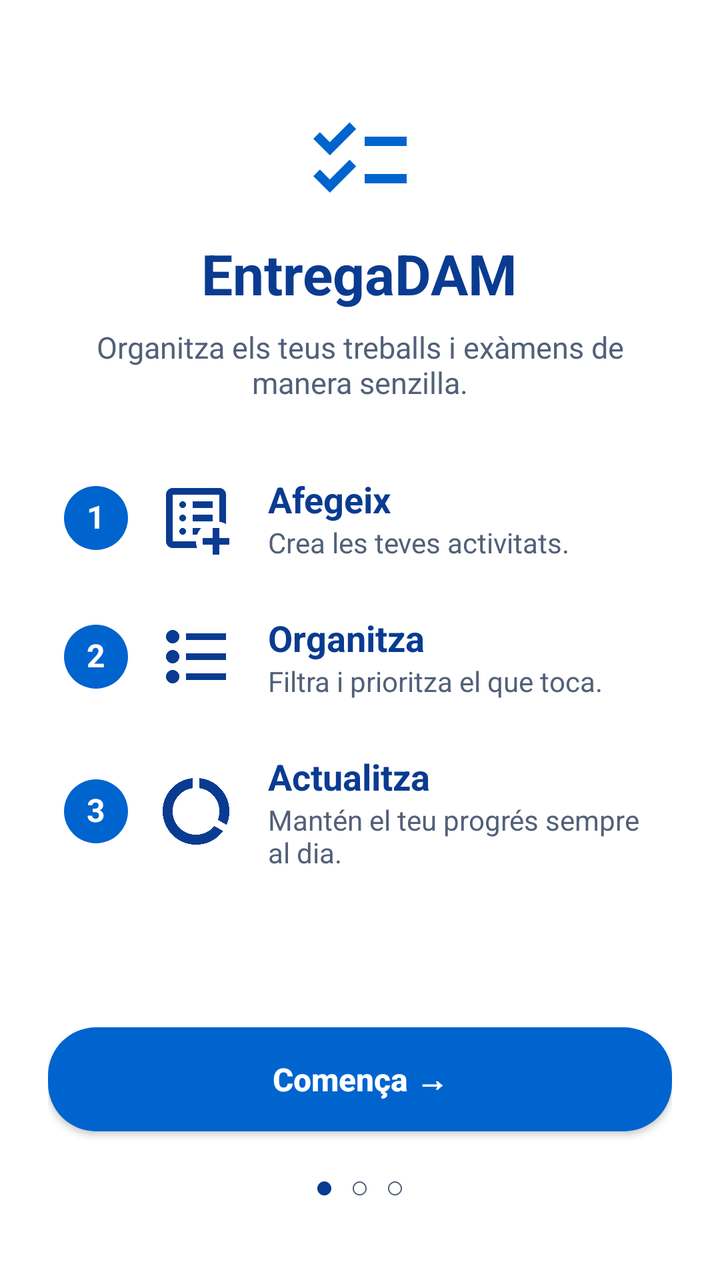
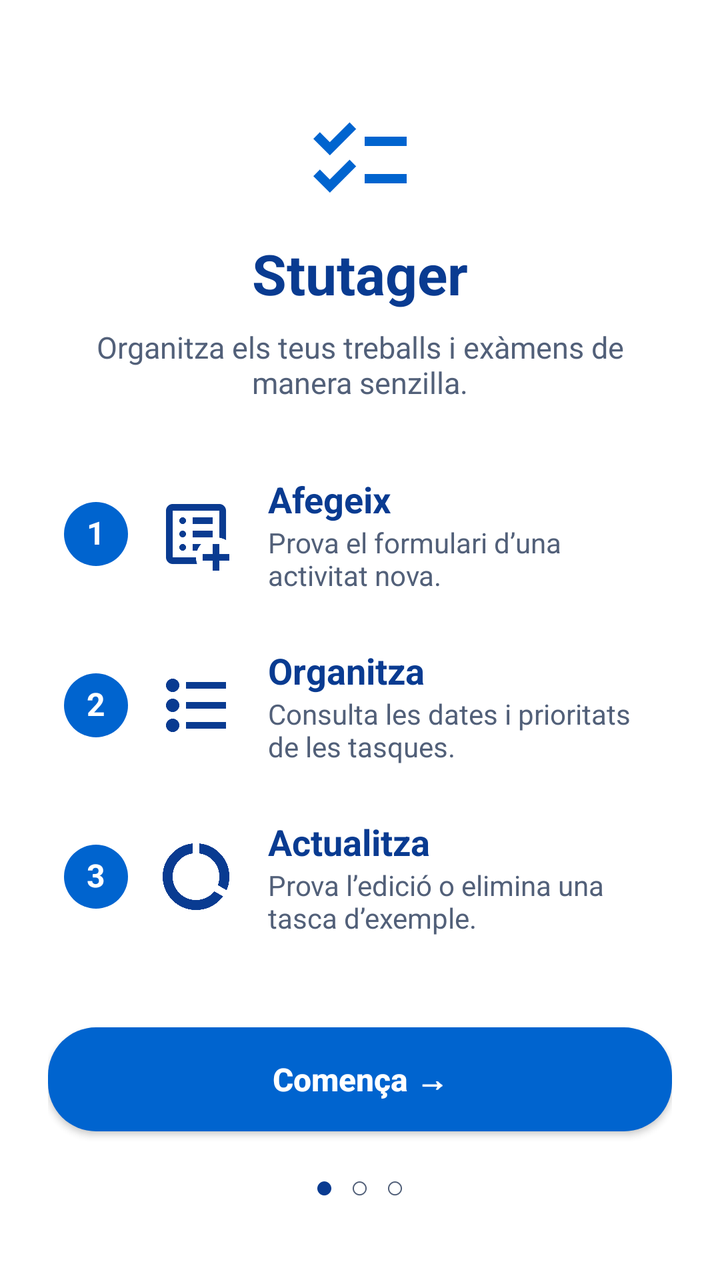

Before-and-after screenshots of an Android layout around one commit, followed by the original layout XML and the change that was made.
<!-- AndroidManifest.xml: activity theme Theme.Stutager.Surface -->
<!-- res/layout/activity_initial_help.xml -->
<ScrollView xmlns:android="http://schemas.android.com/apk/res/android"
    xmlns:app="http://schemas.android.com/apk/res-auto"
    xmlns:tools="http://schemas.android.com/tools"
    android:layout_width="match_parent"
    android:layout_height="match_parent"
    android:fillViewport="true"
    android:fitsSystemWindows="true"
    tools:context=".InitialHelpActivity">

    <androidx.constraintlayout.widget.ConstraintLayout
        android:layout_width="match_parent"
        android:layout_height="wrap_content"
        android:padding="24dp">

        <LinearLayout
            android:layout_width="0dp"
            android:layout_height="wrap_content"
            android:gravity="center_horizontal"
            android:orientation="vertical"
            app:layout_constraintEnd_toEndOf="parent"
            app:layout_constraintStart_toStartOf="parent"
            app:layout_constraintTop_toTopOf="parent"
            app:layout_constraintWidth_max="480dp">

            <ImageView
                android:importantForAccessibility="no"
                android:layout_width="56dp"
                android:layout_height="56dp"
                android:layout_marginTop="28dp"
                android:src="@drawable/ic_checklist"
                app:tint="?attr/colorPrimary" />

            <TextView
                android:layout_width="wrap_content"
                android:layout_height="wrap_content"
                android:layout_marginTop="10dp"
                android:text="@string/help_title"
                android:textColor="?attr/colorSecondary"
                android:textSize="28sp"
                android:textStyle="bold" />

            <TextView
                android:layout_width="match_parent"
                android:layout_height="wrap_content"
                android:layout_marginTop="8dp"
                android:layout_marginBottom="36dp"
                android:text="@string/help_subtitle"
                android:textAlignment="center"
                android:textColor="?attr/colorOnSurfaceVariant"
                android:textSize="15sp" />

            <LinearLayout
                android:layout_width="match_parent"
                android:layout_height="wrap_content"
                android:layout_marginBottom="26dp"
                android:gravity="center_vertical"
                android:orientation="horizontal"
                android:paddingHorizontal="8dp">

                <TextView
                    android:layout_width="32dp"
                    android:layout_height="32dp"
                    android:background="@drawable/bg_pill_blue"
                    android:gravity="center"
                    android:text="@string/step_number_one"
                    android:includeFontPadding="false"
                    android:textColor="?attr/colorOnPrimary"
                    android:textSize="16sp"
                    android:textStyle="bold" />

                <ImageView
                    android:importantForAccessibility="no"
                    android:layout_width="40dp"
                    android:layout_height="40dp"
                    android:layout_marginStart="14dp"
                    android:src="@drawable/ic_add_document"
                    app:tint="?attr/colorSecondary" />

                <LinearLayout
                    android:layout_width="0dp"
                    android:layout_height="wrap_content"
                    android:layout_marginStart="16dp"
                    android:layout_weight="1"
                    android:orientation="vertical">

                    <TextView
                        android:layout_width="wrap_content"
                        android:layout_height="wrap_content"
                        android:text="@string/step1_title"
                        android:textColor="?attr/colorSecondary"
                        android:textSize="18sp"
                        android:textStyle="bold" />

                    <TextView
                        android:layout_width="wrap_content"
                        android:layout_height="wrap_content"
                        android:text="@string/step1_desc"
                        android:textColor="?attr/colorOnSurfaceVariant"
                        android:textSize="14sp" />
                </LinearLayout>
            </LinearLayout>

            <LinearLayout
                android:layout_width="match_parent"
                android:layout_height="wrap_content"
                android:layout_marginBottom="26dp"
                android:gravity="center_vertical"
                android:orientation="horizontal"
                android:paddingHorizontal="8dp">

                <TextView
                    android:layout_width="32dp"
                    android:layout_height="32dp"
                    android:background="@drawable/bg_pill_blue"
                    android:gravity="center"
                    android:text="@string/step_number_two"
                    android:includeFontPadding="false"
                    android:textColor="?attr/colorOnPrimary"
                    android:textSize="16sp"
                    android:textStyle="bold" />

                <ImageView
                    android:importantForAccessibility="no"
                    android:layout_width="40dp"
                    android:layout_height="40dp"
                    android:layout_marginStart="14dp"
                    android:src="@drawable/ic_list"
                    app:tint="?attr/colorSecondary" />

                <LinearLayout
                    android:layout_width="0dp"
                    android:layout_height="wrap_content"
                    android:layout_marginStart="16dp"
                    android:layout_weight="1"
                    android:orientation="vertical">

                    <TextView
                        android:layout_width="wrap_content"
                        android:layout_height="wrap_content"
                        android:text="@string/step2_title"
                        android:textColor="?attr/colorSecondary"
                        android:textSize="18sp"
                        android:textStyle="bold" />

                    <TextView
                        android:layout_width="wrap_content"
                        android:layout_height="wrap_content"
                        android:text="@string/step2_desc"
                        android:textColor="?attr/colorOnSurfaceVariant"
                        android:textSize="14sp" />
                </LinearLayout>
            </LinearLayout>

            <LinearLayout
                android:layout_width="match_parent"
                android:layout_height="wrap_content"
                android:layout_marginBottom="36dp"
                android:gravity="center_vertical"
                android:orientation="horizontal"
                android:paddingHorizontal="8dp">

                <TextView
                    android:layout_width="32dp"
                    android:layout_height="32dp"
                    android:background="@drawable/bg_pill_blue"
                    android:gravity="center"
                    android:text="@string/step_number_three"
                    android:includeFontPadding="false"
                    android:textColor="?attr/colorOnPrimary"
                    android:textSize="16sp"
                    android:textStyle="bold" />

                <ImageView
                    android:importantForAccessibility="no"
                    android:layout_width="40dp"
                    android:layout_height="40dp"
                    android:layout_marginStart="14dp"
                    android:src="@drawable/ic_refresh"
                    app:tint="?attr/colorSecondary" />

                <LinearLayout
                    android:layout_width="0dp"
                    android:layout_height="wrap_content"
                    android:layout_marginStart="16dp"
                    android:layout_weight="1"
                    android:orientation="vertical">

                    <TextView
                        android:layout_width="wrap_content"
                        android:layout_height="wrap_content"
                        android:text="@string/step3_title"
                        android:textColor="?attr/colorSecondary"
                        android:textSize="18sp"
                        android:textStyle="bold" />

                    <TextView
                        android:layout_width="wrap_content"
                        android:layout_height="wrap_content"
                        android:text="@string/step3_desc"
                        android:textColor="?attr/colorOnSurfaceVariant"
                        android:textSize="14sp" />
                </LinearLayout>
            </LinearLayout>

            <View
                android:layout_width="match_parent"
                android:layout_height="0dp"
                android:layout_weight="1" />

            <androidx.appcompat.widget.AppCompatButton
                android:id="@+id/btnComenca"
                android:layout_width="match_parent"
                android:layout_height="52dp"
                android:layout_gravity="center_horizontal"
                android:background="@drawable/bg_pill_blue"
                android:maxWidth="360dp"
                android:textAllCaps="false"
                android:text="@string/btn_start"
                android:textColor="?attr/colorOnPrimary"
                android:textSize="16sp"
                android:textStyle="bold" />

            <LinearLayout
                android:layout_width="wrap_content"
                android:layout_height="wrap_content"
                android:layout_marginTop="16dp"
                android:layout_marginBottom="12dp"
                android:gravity="center"
                android:orientation="horizontal">

                <TextView
                    android:layout_width="wrap_content"
                    android:layout_height="wrap_content"
                    android:layout_marginEnd="8dp"
                    android:text="@string/page_indicator_current"
                    android:textColor="?attr/colorSecondary"
                    android:textSize="16sp" android:importantForAccessibility="no" />

                <TextView
                    android:layout_width="wrap_content"
                    android:layout_height="wrap_content"
                    android:layout_marginEnd="8dp"
                    android:text="@string/page_indicator_other"
                    android:textColor="?attr/colorOnSurfaceVariant"
                    android:textSize="16sp" android:importantForAccessibility="no" />

                <TextView
                    android:layout_width="wrap_content"
                    android:layout_height="wrap_content"
                    android:text="@string/page_indicator_other"
                    android:textColor="?attr/colorOnSurfaceVariant"
                    android:textSize="16sp" android:importantForAccessibility="no" />
            </LinearLayout>

        </LinearLayout>
    </androidx.constraintlayout.widget.ConstraintLayout>
</ScrollView>
<!-- resources referenced by this layout -->
<resources>
  <!-- drawable bg_pill_blue (drawable) -->
  <shape xmlns:android="http://schemas.android.com/apk/res/android"
      android:shape="rectangle">
      <solid android:color="?attr/colorPrimary" />
      <corners android:radius="24dp" />
  </shape>
  <!-- drawable ic_checklist (drawable) -->
  <vector xmlns:android="http://schemas.android.com/apk/res/android"    android:width="24dp"    android:height="24dp"    android:viewportWidth="960"    android:viewportHeight="960"    android:tint="?attr/colorOnSurfaceVariant">    <path        android:fillColor="@android:color/white"        android:pathData="M222,760L80,618L136,562L221,647L391,477L447,534L222,760ZM222,440L80,298L136,242L221,327L391,157L447,214L222,440ZM520,680L520,600L880,600L880,680L520,680ZM520,360L520,280L880,280L880,360L520,360Z" /></vector>
  <string name="btn_start">Comença →</string>
  <string name="help_subtitle">Organitza els teus treballs i exàmens de manera senzilla.</string>
  <string name="help_title">EntregaDAM</string>
  <string name="page_indicator_current">●</string>
  <string name="page_indicator_other">○</string>
  <string name="step1_desc">Crea les teves activitats.</string>
  <string name="step1_title">Afegeix</string>
  <string name="step2_desc">Filtra i prioritza el que toca.</string>
  <string name="step2_title">Organitza</string>
  <string name="step3_desc">Mantén el teu progrés sempre al dia.</string>
  <string name="step3_title">Actualitza</string>
  <string name="step_number_one">1</string>
  <string name="step_number_three">3</string>
  <string name="step_number_two">2</string>
  <style name="Theme.Stutager.Surface" parent="Theme.Stutager">
          <item name="android:windowBackground">@color/color_surface_container_lowest</item>
      </style>
  <color name="color_surface_container_lowest">#FFFFFF</color>
  <color name="color_primary">#0064CF</color>
  <color name="color_on_primary">#FFFFFF</color>
  <color name="color_primary_container">#D8E7FF</color>
  <color name="color_on_primary_container">#002F65</color>
  <color name="color_secondary">#093B91</color>
  <color name="color_on_secondary">#FFFFFF</color>
  <color name="color_secondary_container">#E0EDFF</color>
  <color name="color_on_secondary_container">#003C96</color>
  <color name="color_tertiary">#0F766E</color>
  <color name="color_on_tertiary">#FFFFFF</color>
  <color name="color_tertiary_container">#CCFBF1</color>
  <color name="color_on_tertiary_container">#00504A</color>
  <color name="color_error">#BA1A1A</color>
  <color name="color_on_error">#FFFFFF</color>
  <color name="color_error_container">#FFDAD6</color>
  <color name="color_on_error_container">#410002</color>
  <color name="color_background">#F8F9FA</color>
  <color name="color_on_background">#0D1B2A</color>
  <color name="color_surface">#FFFFFF</color>
  <color name="color_on_surface">#0D1B2A</color>
  <color name="color_surface_variant">#E0E6EF</color>
  <color name="color_on_surface_variant">#526079</color>
  <color name="color_outline">#728093</color>
  <color name="color_outline_variant">#CBD5E1</color>
  <color name="color_surface_dim">#D8DADF</color>
  <color name="color_surface_bright">#FFFFFF</color>
  <color name="color_surface_container_low">#F4F8FC</color>
  <color name="color_surface_container">#EEF2F7</color>
  <color name="color_surface_container_high">#E8ECF1</color>
  <color name="color_surface_container_highest">#E1E6EB</color>
  <color name="color_inverse_surface">#29313B</color>
  <color name="color_inverse_on_surface">#F1F5FB</color>
  <color name="color_inverse_primary">#ABC7FF</color>
  <!-- unchanged entries left out for length: 4 -->
</resources>

<!-- the commit's change to res/layout/activity_initial_help.xml (unified diff, before → after) -->
@@ -4,7 +4,6 @@
     android:layout_width="match_parent"
     android:layout_height="match_parent"
     android:fillViewport="true"
-    android:fitsSystemWindows="true"
     tools:context=".InitialHelpActivity">
 
     <androidx.constraintlayout.widget.ConstraintLayout
@@ -34,7 +33,7 @@
                 android:layout_width="wrap_content"
                 android:layout_height="wrap_content"
                 android:layout_marginTop="10dp"
-                android:text="@string/help_title"
+                android:text="@string/app_name"
                 android:textColor="?attr/colorSecondary"
                 android:textSize="28sp"
                 android:textStyle="bold" />
<!-- resource entries referenced after the edit -->
@@ -8,16 +8,16 @@
   </shape>
   <!-- drawable ic_checklist (drawable) -->
   <vector xmlns:android="http://schemas.android.com/apk/res/android"    android:width="24dp"    android:height="24dp"    android:viewportWidth="960"    android:viewportHeight="960"    android:tint="?attr/colorOnSurfaceVariant">    <path        android:fillColor="@android:color/white"        android:pathData="M222,760L80,618L136,562L221,647L391,477L447,534L222,760ZM222,440L80,298L136,242L221,327L391,157L447,214L222,440ZM520,680L520,600L880,600L880,680L520,680ZM520,360L520,280L880,280L880,360L520,360Z" /></vector>
+  <string name="app_name">Stutager</string>
   <string name="btn_start">Comença →</string>
   <string name="help_subtitle">Organitza els teus treballs i exàmens de manera senzilla.</string>
-  <string name="help_title">EntregaDAM</string>
   <string name="page_indicator_current">●</string>
   <string name="page_indicator_other">○</string>
-  <string name="step1_desc">Crea les teves activitats.</string>
+  <string name="step1_desc">Prova el formulari d’una activitat nova.</string>
   <string name="step1_title">Afegeix</string>
-  <string name="step2_desc">Filtra i prioritza el que toca.</string>
+  <string name="step2_desc">Consulta les dates i prioritats de les tasques.</string>
   <string name="step2_title">Organitza</string>
-  <string name="step3_desc">Mantén el teu progrés sempre al dia.</string>
+  <string name="step3_desc">Prova l’edició o elimina una tasca d’exemple.</string>
   <string name="step3_title">Actualitza</string>
   <string name="step_number_one">1</string>
   <string name="step_number_three">3</string>
